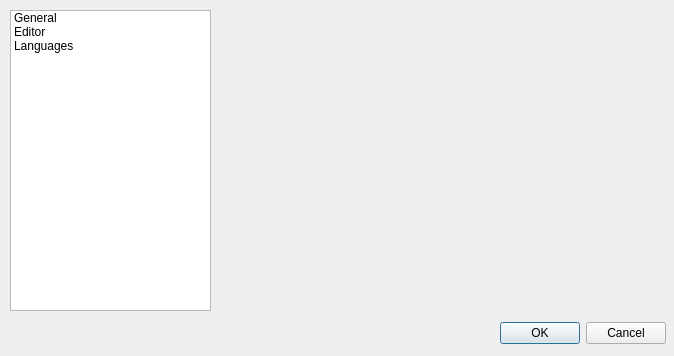
Qt form src/ui/frmpreferences.ui (notepadqq/notepadqq) before a commit.
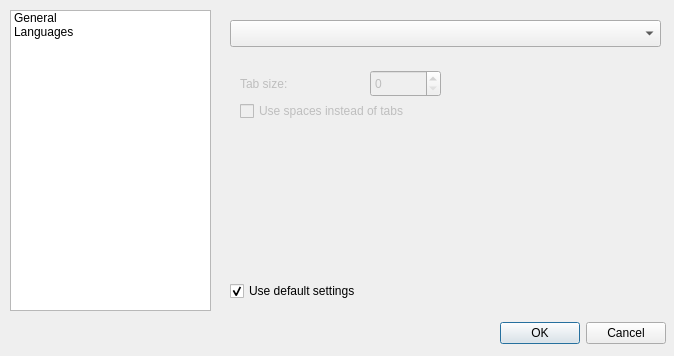
The same form after that commit. The open tabs and pages were chosen to show the change.

Commit message: Removed unused tab

Diff of the .ui file:
```diff
--- a/src/ui/frmpreferences.ui
+++ b/src/ui/frmpreferences.ui
@@ -38,11 +38,6 @@
      <string>General</string>
     </property>
    </item>
-   <item>
-    <property name="text">
-     <string>Editor</string>
-    </property>
-   </item>
    <item>
     <property name="text">
      <string>Languages</string>
@@ -76,7 +71,6 @@
      </property>
     </widget>
    </widget>
-   <widget class="QWidget" name="page_3"/>
    <widget class="QWidget" name="page_2">
     <widget class="QCheckBox" name="chkLanguages_useDefaultSettings">
      <property name="geometry">
```
Left out of the diff: 2 changed lines with no effect on the pictures.
